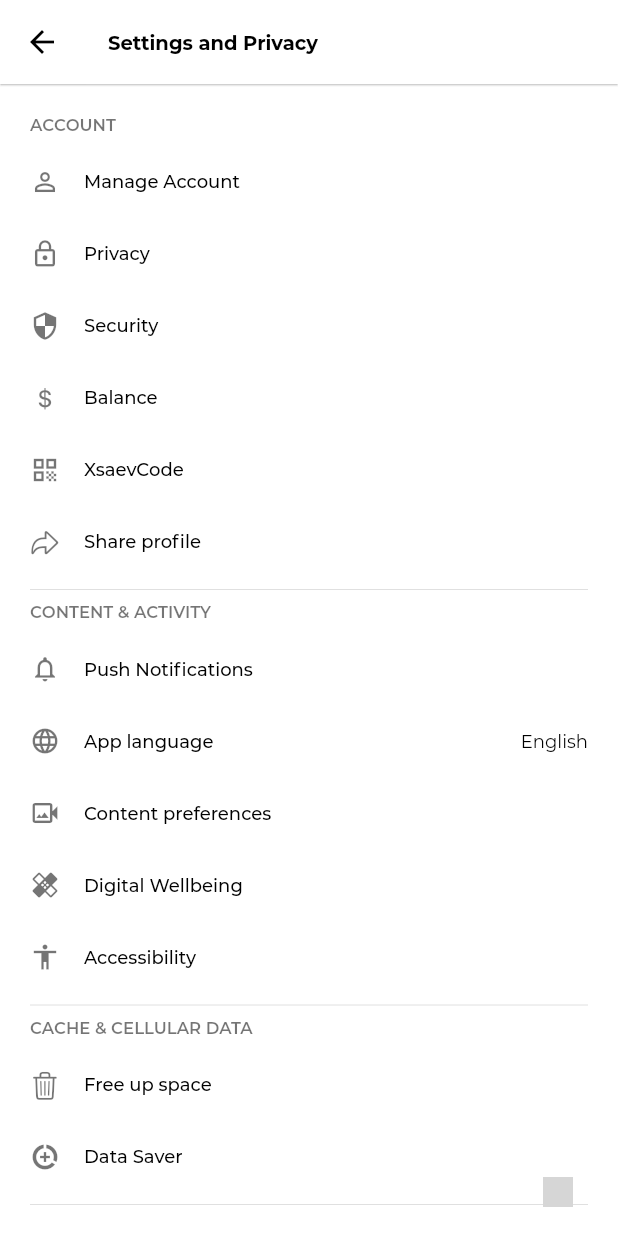
After one commit to Brisis/frenxy, a Flutter app: the ProfileScreen screen opened directly, item 5 of the bottom bar chosen, after a tap on the "more vert" icon, on a phone screen of 412 x 824 dp. The commit adds this screen. Run offline on Flutter 3.47's test engine with Material 2 defaults, Android fonts, the phone set to English and light mode, and no system bars; our stand-ins replace flutter_svg, page_transition; grey boxes are pictures that could not be loaded.

Commit message:
Day #7 - From Home

```diff
--- a/lib/screens/me/profile_screen.dart
+++ b/lib/screens/me/profile_screen.dart
@@ -2,6 +2,7 @@ import 'package:flutter/material.dart';
 import 'package:frenxy/constants.dart';
 import 'package:frenxy/screens/home_screen.dart';
 import 'package:frenxy/screens/posts/posts.dart';
+import 'package:frenxy/screens/settings/settings_screen.dart';
 import 'package:frenxy/widgets/bottom_navbar_light.dart';
 import 'package:frenxy/widgets/profile_detail.section.dart';
 
@@ -36,9 +37,11 @@ class ProfileScreen extends StatelessWidget {
         ),
         actions: [
           IconButton(
-            onPressed: () {},
+            onPressed: () {
+              Navigator.of(context).push(routeTransition(const SettingsScreen()));
+            },
             icon: const Icon(
-              Icons.more_horiz_outlined,
+              Icons.more_vert,
               color: Colors.black,
             ),
           ),
--- a/lib/screens/profile/user_profile_screen.dart
+++ b/lib/screens/profile/user_profile_screen.dart
@@ -38,7 +38,7 @@ class UserProfileScreen extends StatelessWidget {
           IconButton(
             onPressed: () {},
             icon: const Icon(
-              Icons.more_horiz_outlined,
+              Icons.more_vert,
               color: Colors.black,
             ),
           ),
--- /dev/null
+++ b/lib/screens/settings/settings_screen.dart
@@ -0,0 +1,276 @@
+import 'dart:math';
+
+import 'package:flutter/cupertino.dart';
+import 'package:flutter/material.dart';
+import 'package:frenxy/constants.dart';
+
+class SettingsScreen extends StatelessWidget {
+  const SettingsScreen({Key? key}) : super(key: key);
+
+  @override
+  Widget build(BuildContext context) {
+    return Scaffold(
+      backgroundColor: Colors.white,
+      appBar: AppBar(
+        backgroundColor: Colors.white,
+        elevation: 0.5,
+        leading: IconButton(
+          onPressed: () {
+            Navigator.of(context).pop();
+          },
+          icon: const Icon(
+            Icons.arrow_back,
+            color: Colors.black,
+          ),
+        ),
+        title: const Text(
+          "Settings and Privacy",
+          style: TextStyle(
+            fontSize: kSubHeaderTextSize,
+            color: Colors.black,
+            fontWeight: FontWeight.bold,
+          ),
+        ),
+      ),
+      body: Padding(
+        padding: const EdgeInsets.all(20.0),
+        child: ListView(
+          children: [
+            Text(
+              "Account".toUpperCase(),
+              style: TextStyle(
+                fontSize: kSmallTextSize,
+                color: kTextGreyColor,
+                fontWeight: FontWeight.w600,
+              ),
+            ),
+            verticalSpace(),
+            SettingsItem(
+              title: "Manage Account",
+              icon: Icons.person_outline,
+              onTap: () {},
+            ),
+            SettingsItem(
+              title: "Privacy",
+              icon: Icons.lock_outline,
+              onTap: () {},
+            ),
+            SettingsItem(
+              title: "Security",
+              icon: Icons.security,
+              onTap: () {},
+            ),
+            SettingsItem(
+              title: "Balance",
+              icon: CupertinoIcons.money_dollar,
+              onTap: () {},
+            ),
+            SettingsItem(
+              title: "XsaevCode",
+              icon: Icons.qr_code,
+              onTap: () {},
+            ),
+            SettingsItem(
+              title: "Share profile",
+              icon: CupertinoIcons.reply,
+              onTap: () {},
+            ),
+            Divider(
+              color: dividerColor,
+            ),
+            Text(
+              "Content & Activity".toUpperCase(),
+              style: TextStyle(
+                fontSize: kSmallTextSize,
+                color: kTextGreyColor,
+                fontWeight: FontWeight.w600,
+              ),
+            ),
+            verticalSpace(),
+            SettingsItem(
+              title: "Push Notifications",
+              icon: Icons.notifications_outlined,
+              onTap: () {},
+            ),
+            SettingsItem(
+              title: "App language",
+              trailing: "English",
+              icon: Icons.language,
+              onTap: () {},
+            ),
+            SettingsItem(
+              title: "Content preferences",
+              icon: Icons.video_camera_back_outlined,
+              onTap: () {},
+            ),
+            SettingsItem(
+              title: "Digital Wellbeing",
+              icon: Icons.healing,
+              onTap: () {},
+            ),
+            SettingsItem(
+              title: "Accessibility",
+              icon: Icons.accessibility,
+              onTap: () {},
+            ),
+            Divider(
+              color: dividerColor,
+            ),
+            Text(
+              "Cache & Cellular Data".toUpperCase(),
+              style: TextStyle(
+                fontSize: kSmallTextSize,
+                color: kTextGreyColor,
+                fontWeight: FontWeight.w600,
+              ),
+            ),
+            verticalSpace(),
+            SettingsItem(
+              title: "Free up space",
+              icon: CupertinoIcons.delete,
+              onTap: () {},
+            ),
+            SettingsItem(
+              title: "Data Saver",
+              icon: Icons.data_saver_on,
+              onTap: () {},
+            ),
+            Divider(
+              color: dividerColor,
+            ),
+            Text(
+              "Support".toUpperCase(),
+              style: TextStyle(
+                fontSize: kSmallTextSize,
+                color: kTextGreyColor,
+                fontWeight: FontWeight.w600,
+              ),
+            ),
+            verticalSpace(),
+            SettingsItem(
+              title: "Report a Problem",
+              icon: Icons.report_outlined,
+              onTap: () {},
+            ),
+            SettingsItem(
+              title: "Help Center",
+              icon: Icons.help_outline,
+              onTap: () {},
+            ),
+            SettingsItem(
+              title: "Safety Center",
+              icon: Icons.safety_check_outlined,
+              onTap: () {},
+            ),
+            Divider(
+              color: dividerColor,
+            ),
+            Text(
+              "About".toUpperCase(),
+              style: TextStyle(
+                fontSize: kSmallTextSize,
+                color: kTextGreyColor,
+                fontWeight: FontWeight.w600,
+              ),
+            ),
+            verticalSpace(),
+            SettingsItem(
+              title: "Community Guidelines",
+              icon: Icons.commit_outlined,
+              onTap: () {},
+            ),
+            SettingsItem(
+              title: "Terms of Use",
+              icon: Icons.folder_outlined,
+              onTap: () {},
+            ),
+            SettingsItem(
+              title: "Privacy Policy",
+              icon: Icons.file_copy_outlined,
+              onTap: () {},
+            ),
+            SettingsItem(
+              title: "Copyright Policy",
+              icon: Icons.copyright,
+              onTap: () {},
+            ),
+            Divider(
+              color: dividerColor,
+            ),
+            SettingsItem(
+              title: "Logout",
+              icon: Icons.logout,
+              onTap: () {},
+            ),
+            verticalSpace(height: 30),
+            Text(
+              "v1.0.0(2022)",
+              style: TextStyle(
+                fontSize: kSmallTextSize,
+                color: kTextGreyColor,
+              ),
+              textAlign: TextAlign.center,
+            ),
+          ],
+        ),
+      ),
+    );
+  }
+}
+
+class SettingsItem extends StatelessWidget {
+  final Function()? onTap;
+  final String title;
+  final String? trailing;
+  final IconData icon;
+
+  const SettingsItem({
+    Key? key,
+    required this.onTap,
+    required this.title,
+    this.trailing,
+    required this.icon,
+  }) : super(key: key);
+
+  @override
+  Widget build(BuildContext context) {
+    return ListTile(
+      contentPadding: const EdgeInsets.symmetric(horizontal: 0),
+      dense: true,
+      minLeadingWidth: 20,
+      onTap: onTap,
+      leading: icon == CupertinoIcons.reply
+          ? Transform(
+              alignment: Alignment.center,
+              transform: Matrix4.rotationY(pi),
+              child: Icon(
+                icon,
+                size: 20,
+                color: kTextGreyColor,
+              ),
+            )
+          : Icon(
+              icon,
+              size: 20,
+              color: kTextGreyColor,
+            ),
+      title: Text(
+        title,
+        style: const TextStyle(
+          fontSize: kNormalTextSize,
+          color: Colors.black,
+          fontWeight: FontWeight.w500,
+        ),
+      ),
+      trailing: trailing != null
+          ? Text(
+              trailing!,
+              style: const TextStyle(
+                fontSize: kNormalTextSize,
+                color: Colors.black,
+              ),
+            )
+          : const SizedBox.shrink(),
+    );
+  }
+}
--- a/lib/widgets/single_post.dart
+++ b/lib/widgets/single_post.dart
@@ -26,7 +26,7 @@ class SinglePost extends StatelessWidget {
         ),
       ),
       child: Padding(
-        padding: const EdgeInsets.all(20.0),
+        padding: const EdgeInsets.all(10.0),
         child: Column(
           children: [
             Padding(
@@ -90,6 +90,7 @@ class SinglePost extends StatelessWidget {
                             height: 1.4,
                             fontSize: kSubHeaderTextSize,
                             color: Colors.white,
+                            fontWeight: FontWeight.w500,
                           ),
                         ),
                         const SizedBox(
@@ -108,6 +109,7 @@ class SinglePost extends StatelessWidget {
                               style: const TextStyle(
                                 fontSize: kNormalTextSize,
                                 color: Colors.white,
+                                fontWeight: FontWeight.w500,
                               ),
                             ),
                           ],
@@ -122,7 +124,7 @@ class SinglePost extends StatelessWidget {
                     children: [
                       const FollowAccountImage(),
                       const SizedBox(
-                        height: 20,
+                        height: 15,
                       ),
                       Column(
                         crossAxisAlignment: CrossAxisAlignment.center,
@@ -130,7 +132,7 @@ class SinglePost extends StatelessWidget {
                           Icon(
                             CupertinoIcons.heart_fill,
                             color: Colors.white,
-                            size: 35,
+                            size: 40,
                           ),
                           SizedBox(
                             height: 8,
@@ -140,13 +142,13 @@ class SinglePost extends StatelessWidget {
                             style: TextStyle(
                               fontSize: kSmallTextSize,
                               color: Colors.white,
-                              fontWeight: FontWeight.w500,
+                              fontWeight: FontWeight.w600,
                             ),
                           ),
                         ],
                       ),
                       const SizedBox(
-                        height: 20,
+                        height: 15,
                       ),
                       Column(
                         crossAxisAlignment: CrossAxisAlignment.center,
@@ -154,7 +156,7 @@ class SinglePost extends StatelessWidget {
                           Icon(
                             CupertinoIcons.chat_bubble_text_fill,
                             color: Colors.white,
-                            size: 35,
+                            size: 40,
                           ),
                           SizedBox(
                             height: 8,
@@ -164,13 +166,13 @@ class SinglePost extends StatelessWidget {
                             style: TextStyle(
                               fontSize: kSmallTextSize,
                               color: Colors.white,
-                              fontWeight: FontWeight.w500,
+                              fontWeight: FontWeight.w600,
                             ),
                           ),
                         ],
                       ),
                       const SizedBox(
-                        height: 20,
+                        height: 15,
                       ),
                       Column(
                         crossAxisAlignment: CrossAxisAlignment.center,
@@ -181,7 +183,7 @@ class SinglePost extends StatelessWidget {
                             child: const Icon(
                               Icons.reply,
                               color: Colors.white,
-                              size: 35,
+                              size: 40,
                             ),
                           ),
                           const SizedBox(
@@ -192,7 +194,7 @@ class SinglePost extends StatelessWidget {
                             style: TextStyle(
                               fontSize: kSmallTextSize,
                               color: Colors.white,
-                              fontWeight: FontWeight.w500,
+                              fontWeight: FontWeight.w600,
                             ),
                           ),
                         ],
```
